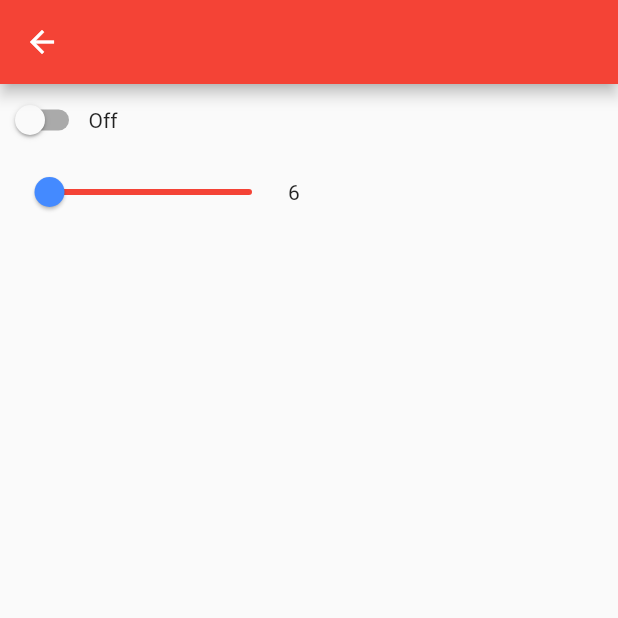
After one commit to PopeyedLocket/flutter-common-utils, a Flutter app: the screen it shows after launch, after a tap on "Switch, Dropdown, and Sliders", on a phone screen of 412 x 824 dp, the top half of it. The commit adds this screen. Run offline on Flutter 3.47's test engine with Material 2 defaults, Android fonts, the phone set to English and light mode, and no system bars.

Commit message:
updated app

```diff
--- a/flutter_application/lib/page0.dart
+++ b/flutter_application/lib/page0.dart
@@ -1,6 +1,7 @@
 import 'package:flutter/material.dart';
 import 'page1.dart';
 import 'page2.dart';
+import 'page3.dart';
 
 class Page0 extends StatefulWidget {
   @override
@@ -14,6 +15,10 @@ class _Page0State extends State<Page0> {
 
   void go_to_page2() {
     Navigator.push(context, MaterialPageRoute(builder: (context) => Page2()));
+  }
+
+  void go_to_page3() {
+    Navigator.push(context, MaterialPageRoute(builder: (context) => Page3()));
   }
 
   @override
@@ -38,6 +43,12 @@ class _Page0State extends State<Page0> {
                       onPressed: go_to_page2,
                       child:
                           Text("Text Inputs", style: TextStyle(fontSize: 25)))),
+              Align(
+                  alignment: Alignment.centerLeft,
+                  child: TextButton(
+                      onPressed: go_to_page3,
+                      child: Text("Switch, Dropdown, and Sliders",
+                          style: TextStyle(fontSize: 25)))),
             ])));
   }
 }
--- a/flutter_application/lib/page1.dart
+++ b/flutter_application/lib/page1.dart
@@ -6,8 +6,6 @@ class Page1 extends StatefulWidget {
 }
 
 class _Page1State extends State<Page1> {
-  // This widget is the root of your application.
-
   // state
   String text = "";
 
--- a/flutter_application/lib/page2.dart
+++ b/flutter_application/lib/page2.dart
@@ -6,8 +6,6 @@ class Page2 extends StatefulWidget {
 }
 
 class _Page2State extends State<Page2> {
-  // This widget is the root of your application.
-
   // state
   String text = "";
 
--- /dev/null
+++ b/flutter_application/lib/page3.dart
@@ -0,0 +1,92 @@
+import 'package:flutter/material.dart';
+
+class Page3 extends StatefulWidget {
+  @override
+  _Page3State createState() => _Page3State();
+}
+
+class _Page3State extends State<Page3> {
+  bool switchState = false;
+  int sliderValue = 6;
+  int singleDropDownValue = 1;
+
+  // checkbox
+
+  // switch
+  // https://googleflutter.com/flutter-switch-example/
+
+  // slider
+  // https://www.javatpoint.com/flutter-slider
+
+  // single drop down
+  // https://yashodgayashan.medium.com/flutter-dropdown-button-widget-469794c886d0
+
+  // checkbox drop down
+
+  @override
+  Widget build(BuildContext context) {
+    return Scaffold(
+        appBar: AppBar(),
+        body: Column(children: <Widget>[
+          Row(
+            children: [
+              Switch(
+                  value: switchState,
+                  onChanged: (value) {
+                    setState(() {
+                      this.switchState = value;
+                      print(this.switchState);
+                    });
+                  },
+                  activeTrackColor: Colors.yellow,
+                  activeColor: Colors.orangeAccent),
+              (this.switchState ? Text("On") : Text("Off"))
+            ],
+          ),
+          Row(
+              mainAxisAlignment: MainAxisAlignment.start,
+              mainAxisSize: MainAxisSize.max,
+              children: [
+                Slider(
+                    value: sliderValue.toDouble(),
+                    min: 1.0,
+                    max: 100.0,
+                    divisions: 100,
+                    activeColor: Colors.blueAccent,
+                    inactiveColor: Colors.red,
+                    label: 'Set volume value',
+                    onChanged: (double newValue) {
+                      setState(() {
+                        sliderValue = newValue.round();
+                      });
+                    },
+                    semanticFormatterCallback: (double newValue) {
+                      return '${newValue.round()} dollars';
+                    }),
+                Text("${this.sliderValue}")
+              ]),
+          // Container(
+          //   padding: EdgeInsets.all(20.0),
+          //   child: DropdownButton(
+          //       value: this.singleDropDownValue,
+          //       items: [
+          //         DropdownMenuItem(
+          //           child: Text("First Item"),
+          //           value: 1,
+          //         ),
+          //         DropdownMenuItem(
+          //           child: Text("Second Item"),
+          //           value: 2,
+          //         ),
+          //         DropdownMenuItem(child: Text("Third Item"), value: 3),
+          //         DropdownMenuItem(child: Text("Fourth Item"), value: 4)
+          //       ],
+          //       onChanged: (value) {
+          //         setState(() {
+          //           this.singleDropDownValue = value;
+          //         });
+          //       }),
+          // )
+        ]));
+  }
+}
```
Also changed, not shown: 1 other file.
